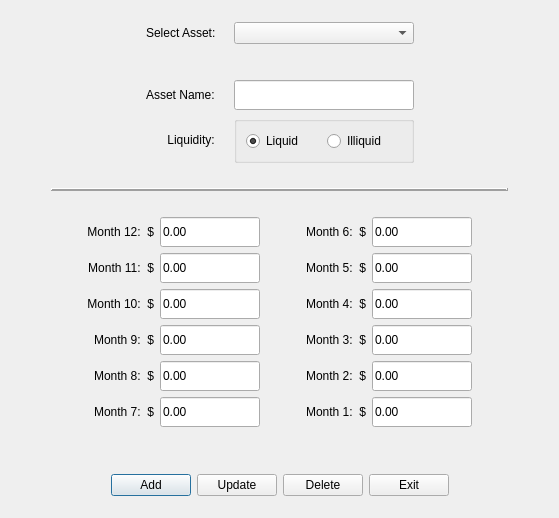
First picture: the form in CashFlowManager/updateassetinfodialog.ui, repository epw7856/CashFlowManager, before the edit.
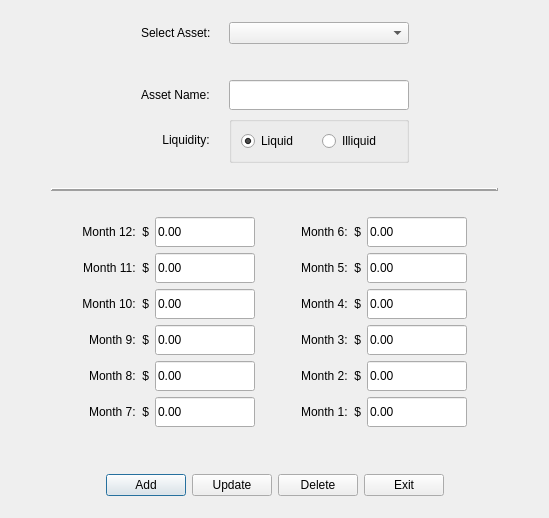
Second picture: the form after the edit.

Commit message: Updated dialogs to reset after adding types or transactions. Also standardized dialog widths.

Diff of the .ui file:
```diff
--- a/CashFlowManager/updateassetinfodialog.ui
+++ b/CashFlowManager/updateassetinfodialog.ui
@@ -9,7 +9,7 @@
    <rect>
     <x>0</x>
     <y>0</y>
-    <width>559</width>
+    <width>549</width>
     <height>518</height>
    </rect>
   </property>
```
The commit also changes 14 other files.
